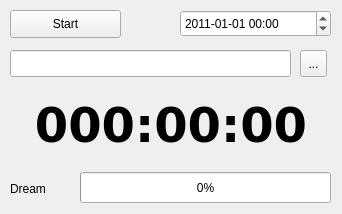
Before: the Qt Designer form MainWindow.ui in tr00per/musicalarm, drawn with Qt 5.
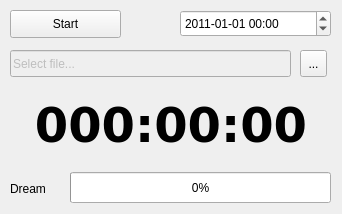
After: the same form once the commit is applied.

What changed in the file:
```diff
--- a/MainWindow.ui
+++ b/MainWindow.ui
@@ -45,9 +45,9 @@
    <widget class="QProgressBar" name="dreamProg">
     <property name="geometry">
      <rect>
-      <x>80</x>
+      <x>70</x>
       <y>172</y>
-      <width>251</width>
+      <width>261</width>
       <height>31</height>
      </rect>
     </property>
@@ -63,7 +63,7 @@
      <rect>
       <x>10</x>
       <y>180</y>
-      <width>59</width>
+      <width>51</width>
       <height>17</height>
      </rect>
     </property>
@@ -102,6 +102,9 @@
     </property>
    </widget>
    <widget class="QLineEdit" name="musicSrc">
+    <property name="enabled">
+     <bool>false</bool>
+    </property>
     <property name="geometry">
      <rect>
       <x>10</x>
@@ -110,6 +113,9 @@
       <height>27</height>
      </rect>
     </property>
+    <property name="text">
+     <string>Select file...</string>
+    </property>
    </widget>
    <widget class="QPushButton" name="startBtn">
     <property name="geometry">
```
Left out of the diff: 2 changed lines with no effect on the pictures.
